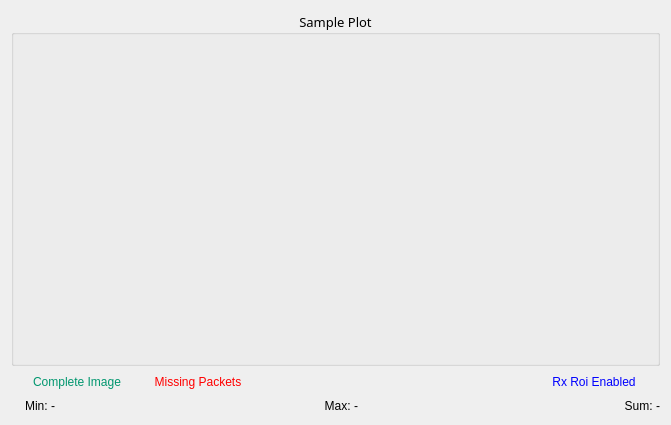
Before: the Qt Designer form slsDetectorGui/forms/form_plot.ui in slsdetectorgroup/slsDetectorPackage, drawn with Qt 5.
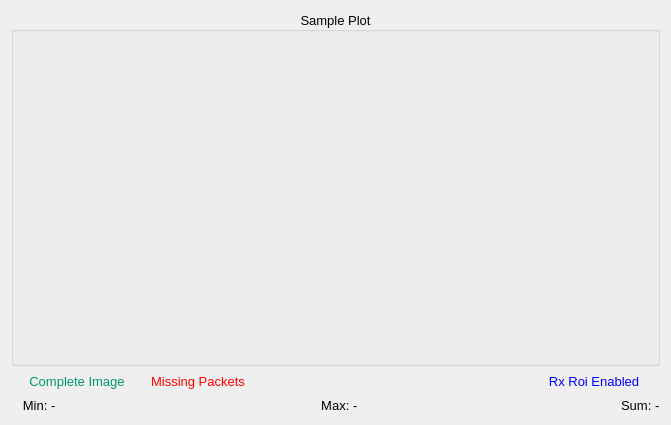
After: the same form once the commit is applied.

```diff
--- a/slsDetectorGui/forms/form_plot.ui
+++ b/slsDetectorGui/forms/form_plot.ui
@@ -16,6 +16,12 @@
     <height>425</height>
    </size>
   </property>
+  <property name="font">
+   <font>
+    <family>Cantarell</family>
+    <pointsize>10</pointsize>
+   </font>
+  </property>
   <property name="windowTitle">
    <string>Form</string>
   </property>
@@ -77,6 +83,15 @@
        </disabled>
       </palette>
      </property>
+     <property name="font">
+      <font>
+       <family>Cantarell</family>
+       <pointsize>10</pointsize>
+      </font>
+     </property>
+     <property name="toolTip">
+      <string>&lt;html&gt;&lt;head/&gt;&lt;body&gt;&lt;p&gt;ROI enabled at Receiver level (affects only file write)&lt;/p&gt;&lt;p&gt;#rx_roi#&lt;/p&gt;&lt;/body&gt;&lt;/html&gt;</string>
+     </property>
      <property name="text">
       <string>Rx Roi Enabled</string>
      </property>
@@ -95,8 +110,10 @@
      </property>
      <property name="font">
       <font>
-       <family>Sans Serif</family>
+       <family>Cantarell</family>
        <pointsize>10</pointsize>
+       <weight>50</weight>
+       <bold>false</bold>
       </font>
      </property>
      <property name="title">
@@ -138,6 +155,15 @@
        <height>16</height>
       </size>
      </property>
+     <property name="font">
+      <font>
+       <family>Cantarell</family>
+       <pointsize>10</pointsize>
+      </font>
+     </property>
+     <property name="toolTip">
+      <string>&lt;html&gt;&lt;head/&gt;&lt;body&gt;&lt;p&gt;Data Statistics&lt;/p&gt;&lt;/body&gt;&lt;/html&gt;</string>
+     </property>
      <layout class="QGridLayout" name="gridLayout_2">
       <property name="margin">
        <number>0</number>
@@ -165,6 +191,12 @@
           <height>16777215</height>
          </size>
         </property>
+        <property name="font">
+         <font>
+          <family>Cantarell</family>
+          <pointsize>10</pointsize>
+         </font>
+        </property>
         <property name="text">
          <string>Max: </string>
         </property>
@@ -181,6 +213,12 @@
           <verstretch>0</verstretch>
          </sizepolicy>
         </property>
+        <property name="font">
+         <font>
+          <family>Cantarell</family>
+          <pointsize>10</pointsize>
+         </font>
+        </property>
         <property name="text">
          <string>-</string>
         </property>
@@ -219,6 +257,12 @@
           <height>16777215</height>
          </size>
         </property>
+        <property name="font">
+         <font>
+          <family>Cantarell</family>
+          <pointsize>10</pointsize>
+         </font>
+        </property>
         <property name="text">
          <string>Min: </string>
         </property>
@@ -235,6 +279,12 @@
           <verstretch>0</verstretch>
          </sizepolicy>
         </property>
+        <property name="font">
+         <font>
+          <family>Cantarell</family>
+          <pointsize>10</pointsize>
+         </font>
+        </property>
         <property name="text">
          <string>-</string>
         </property>
@@ -248,6 +298,12 @@
           <verstretch>0</verstretch>
          </sizepolicy>
         </property>
+        <property name="font">
+         <font>
+          <family>Cantarell</family>
+          <pointsize>10</pointsize>
+         </font>
+        </property>
         <property name="text">
          <string>-</string>
         </property>
@@ -286,6 +342,12 @@
           <height>16777215</height>
          </size>
         </property>
+        <property name="font">
+         <font>
+          <family>Cantarell</family>
+          <pointsize>10</pointsize>
+         </font>
+        </property>
         <property name="text">
          <string>Sum: </string>
         </property>
@@ -367,6 +429,15 @@
        </disabled>
       </palette>
      </property>
+     <property name="font">
+      <font>
+       <family>Cantarell</family>
+       <pointsize>10</pointsize>
+      </font>
+     </property>
+     <property name="toolTip">
+      <string>&lt;html&gt;&lt;head/&gt;&lt;body&gt;&lt;p&gt;If sub images have missing packets&lt;/p&gt;&lt;/body&gt;&lt;/html&gt;</string>
+     </property>
      <property name="text">
       <string>Complete Image</string>
      </property>
@@ -432,6 +503,14 @@
        </disabled>
       </palette>
      </property>
+     <property name="font">
+      <font>
+       <pointsize>10</pointsize>
+      </font>
+     </property>
+     <property name="toolTip">
+      <string>&lt;html&gt;&lt;head/&gt;&lt;body&gt;&lt;p&gt;If sub images have missing packets&lt;/p&gt;&lt;/body&gt;&lt;/html&gt;</string>
+     </property>
      <property name="text">
       <string>Missing Packets</string>
      </property>
```
Left out of the diff: 22 changed lines with no effect on the pictures.
